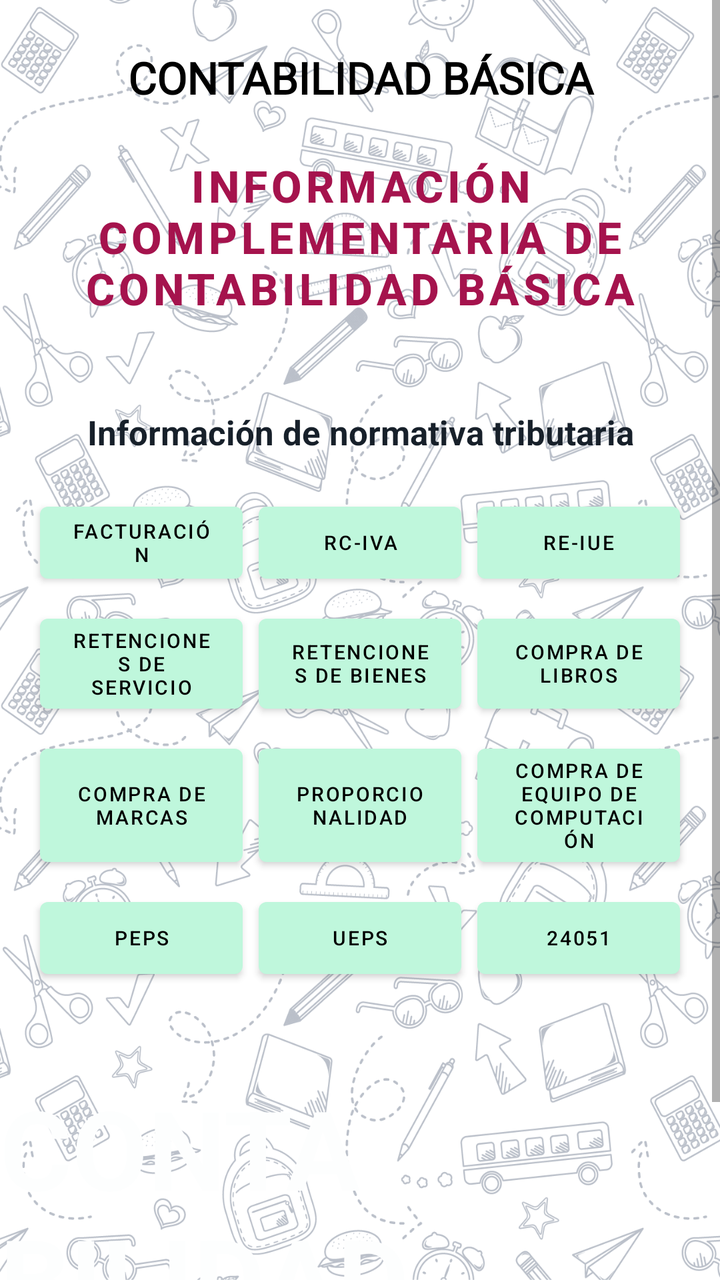
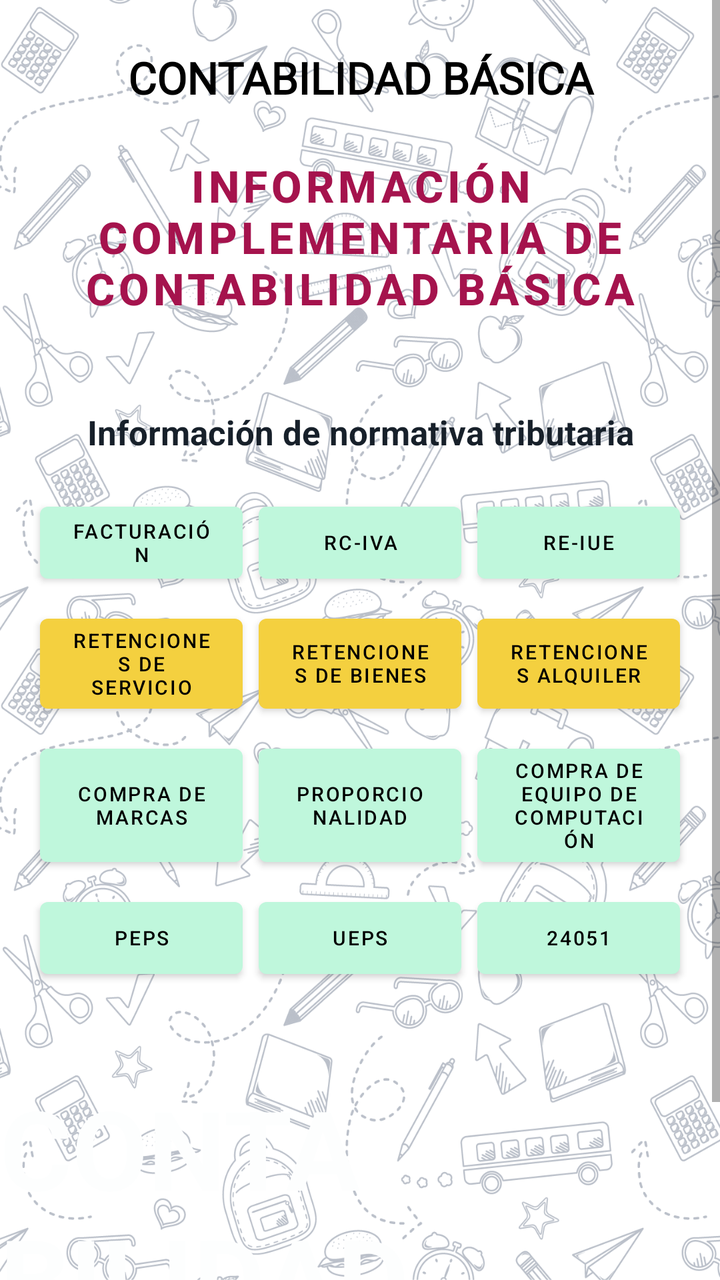

The first picture is an Android layout as it rendered before a commit; the second is the same layout after the commit. The layout source and the unified diff follow.
<!-- AndroidManifest.xml: application theme Theme.ContabilidadBasicaBolivia -->
<!-- res/layout/activity_home_segundo.xml -->
<?xml version="1.0" encoding="utf-8"?>
<RelativeLayout xmlns:android="http://schemas.android.com/apk/res/android"
    xmlns:app="http://schemas.android.com/apk/res-auto"
    xmlns:tools="http://schemas.android.com/tools"
    android:layout_width="match_parent"
    android:layout_height="match_parent"
    tools:context="com.datos.contabilidadbasicabolivia.Home_segundo">

    
    <androidx.constraintlayout.widget.ConstraintLayout
        android:layout_width="match_parent"
        android:layout_height="match_parent"
        tools:context=".ScrollView01">

        <ScrollView
            android:id="@+id/scrollView3"
            android:layout_width="match_parent"
            android:layout_height="match_parent"
            android:background="@drawable/png43"
            app:layout_constraintBottom_toBottomOf="parent"
            app:layout_constraintEnd_toEndOf="parent"
            app:layout_constraintStart_toStartOf="parent"
            app:layout_constraintTop_toTopOf="parent">

            <LinearLayout
                android:layout_width="match_parent"
                android:layout_height="wrap_content"
                android:orientation="vertical">

                <FrameLayout
                    android:layout_width="match_parent"
                    android:layout_height="60dp"
                    app:layout_constraintBottom_toTopOf="@+id/lottieAnimationView"
                    app:layout_constraintEnd_toEndOf="parent"
                    app:layout_constraintHorizontal_bias="0.0"
                    app:layout_constraintStart_toStartOf="parent"
                    app:layout_constraintTop_toTopOf="parent"
                    app:layout_constraintVertical_bias="0.0">

                    <TextView
                        android:id="@+id/titleTextView"
                        android:layout_width="match_parent"
                        android:layout_height="wrap_content"
                        android:layout_marginTop="24dp"
                        android:gravity="center_horizontal"
                        android:text="CONTABILIDAD BÁSICA"
                        android:textColor="#000000"
                        android:textSize="22sp"
                        android:fontFamily="@font/letra01"
                        android:textStyle="bold"
                        app:layout_constraintEnd_toEndOf="parent"
                        app:layout_constraintStart_toStartOf="parent"
                        app:layout_constraintTop_toTopOf="parent" />


                </FrameLayout>

                <Button
                    android:id="@+id/title1"
                    android:layout_width="match_parent"
                    android:layout_height="wrap_content"
                    android:layout_marginTop="8dp"
                    android:background="?android:attr/selectableItemBackground"
                    android:text="INFORMACIÓN COMPLEMENTARIA DE CONTABILIDAD BÁSICA"
                    android:textColor="#A5134D"
                    android:textSize="22sp"
                    android:textStyle="bold"
                    app:layout_constraintEnd_toEndOf="parent"
                    app:layout_constraintStart_toStartOf="parent"
                    app:layout_constraintTop_toBottomOf="@+id/lottieAnimationView" />


                <TextView
                    android:id="@+id/titleTextViewgenerate"
                    android:layout_width="match_parent"
                    android:layout_height="wrap_content"
                    android:layout_marginTop="36dp"
                    android:gravity="center_horizontal"
                    android:text="Información de normativa tributaria"
                    android:textColor="#17202A"
                    android:textSize="17sp"
                    android:textStyle="bold"
                    app:layout_constraintEnd_toEndOf="parent"
                    app:layout_constraintHorizontal_bias="0.5"
                    app:layout_constraintStart_toStartOf="parent"
                    app:layout_constraintTop_toBottomOf="@+id/lottieAnimationView" />

                <GridLayout
                    android:id="@+id/bottomButtonsLayout"
                    android:layout_width="match_parent"
                    android:layout_height="match_parent"
                    android:layout_margin="16dp"
                    android:columnCount="3"
                    android:rowCount="1"
                    app:layout_constraintBottom_toBottomOf="parent"
                    app:layout_constraintEnd_toEndOf="parent"
                    app:layout_constraintStart_toStartOf="parent"
                    app:layout_constraintTop_toBottomOf="@id/titleTextView"
                    app:layout_constraintVertical_bias="0.9">

                    <Button
                        android:id="@+id/impuestocomsumoespecifico"
                        android:layout_width="0dp"
                        android:layout_height="wrap_content"
                        android:layout_rowWeight="1"
                        android:layout_columnWeight="1"
                        android:layout_margin="4dp"
                        android:text="FACTURACIÓN"
                        android:theme="@style/button2"
                        android:textColor="#000000"
                        android:textSize="10sp" />

                    <Button
                        android:id="@+id/rc_iva"
                        android:layout_width="0dp"
                        android:layout_height="wrap_content"
                        android:layout_rowWeight="1"
                        android:layout_columnWeight="1"
                        android:layout_margin="4dp"
                        android:text="RC-IVA"
                        android:theme="@style/button2"
                        android:textColor="#000000"
                        android:textSize="10sp" />

                    <Button
                        android:id="@+id/re_iue"
                        android:layout_width="0dp"
                        android:layout_height="wrap_content"
                        android:layout_rowWeight="1"
                        android:layout_columnWeight="1"
                        android:layout_margin="4dp"
                        android:text="RE-IUE"
                        android:theme="@style/button2"
                        android:textColor="#000000"
                        android:textSize="10sp" />


                    <Button
                        android:id="@+id/retenciones"
                        android:layout_width="0dp"
                        android:layout_height="wrap_content"
                        android:layout_rowWeight="1"
                        android:layout_columnWeight="1"
                        android:layout_margin="4dp"
                        android:text="RETENCIONES DE SERVICIO"
                        android:theme="@style/button2"
                        android:textColor="#000000"
                        android:textSize="10sp" />

                    <Button
                        android:id="@+id/retenciones_bienes"
                        android:layout_width="0dp"
                        android:layout_height="wrap_content"
                        android:layout_rowWeight="1"
                        android:layout_columnWeight="1"
                        android:layout_margin="4dp"
                        android:text="RETENCIONES DE BIENES"
                        android:theme="@style/button2"
                        android:textColor="#000000"
                        android:textSize="10sp" />

                    <Button
                        android:id="@+id/compra_libros"
                        android:layout_width="0dp"
                        android:layout_height="wrap_content"
                        android:layout_rowWeight="1"
                        android:layout_columnWeight="1"
                        android:layout_margin="4dp"
                        android:text="COMPRA DE LIBROS"
                        android:theme="@style/button2"
                        android:textColor="#000000"
                        android:textSize="10sp" />

                    <Button
                        android:id="@+id/compra_marcas"
                        android:layout_width="0dp"
                        android:layout_height="wrap_content"
                        android:layout_rowWeight="1"
                        android:layout_columnWeight="1"
                        android:layout_margin="4dp"
                        android:text="COMPRA DE MARCAS"
                        android:theme="@style/button2"
                        android:textColor="#000000"
                        android:textSize="10sp" />

                    <Button
                        android:id="@+id/proporcionalidad"
                        android:layout_width="0dp"
                        android:layout_height="wrap_content"
                        android:layout_rowWeight="1"
                        android:layout_columnWeight="1"
                        android:layout_margin="4dp"
                        android:text="PROPORCIONALIDAD"
                        android:theme="@style/button2"
                        android:textColor="#000000"
                        android:textSize="10sp" />

                    <Button
                        android:id="@+id/compra_tecnologia"
                        android:layout_width="0dp"
                        android:layout_height="wrap_content"
                        android:layout_rowWeight="1"
                        android:layout_columnWeight="1"
                        android:layout_margin="4dp"
                        android:text="COMPRA DE EQUIPO DE COMPUTACIÓN"
                        android:theme="@style/button2"
                        android:textColor="#000000"
                        android:textSize="10sp" />

                    <Button
                        android:id="@+id/peps"
                        android:layout_width="0dp"
                        android:layout_height="wrap_content"
                        android:layout_rowWeight="1"
                        android:layout_columnWeight="1"
                        android:layout_margin="4dp"
                        android:text="PEPS"
                        android:theme="@style/button2"
                        android:textColor="#000000"
                        android:textSize="10sp" />

                    <Button
                        android:id="@+id/ueps"
                        android:layout_width="0dp"
                        android:layout_height="wrap_content"
                        android:layout_rowWeight="1"
                        android:layout_columnWeight="1"
                        android:layout_margin="4dp"
                        android:text="UEPS"
                        android:theme="@style/button2"
                        android:textColor="#000000"
                        android:textSize="10sp"/>

                    <Button
                        android:id="@+id/ley"
                        android:layout_width="0dp"
                        android:layout_height="wrap_content"
                        android:layout_rowWeight="1"
                        android:layout_columnWeight="1"
                        android:layout_margin="4dp"
                        android:text="24051"
                        android:theme="@style/button2"
                        android:textColor="#000000"
                        android:textSize="10sp" />


                </GridLayout>

                <TextView
                    android:id="@+id/titleTextView000"
                    android:layout_width="match_parent"
                    android:layout_height="wrap_content"
                    android:layout_marginTop="24dp"
                    android:text="CONTABILIDAD BÁSICA"
                    android:textColor="#FDFEFE"
                    android:textSize="55sp"
                    android:textStyle="bold"
                    app:layout_constraintEnd_toEndOf="parent"
                    app:layout_constraintStart_toStartOf="parent"
                    app:layout_constraintTop_toTopOf="parent" />


                <TextView
                    android:id="@+id/textView7"
                    android:layout_width="match_parent"
                    android:layout_height="wrap_content"
                    android:text=""
                    android:textSize="3sp" />

                <FrameLayout
                    android:layout_width="match_parent"
                    android:layout_height="match_parent">

                </FrameLayout>

            </LinearLayout>

        </ScrollView>

    </androidx.constraintlayout.widget.ConstraintLayout>
</RelativeLayout>
<!-- resources referenced by this layout -->
<resources>
  <!-- drawable png43: png bitmap (drawable, 799286 bytes) -->
  <style name="button2" parent="Theme.AppCompat.Light.NoActionBar">
          <item name="colorPrimary">@color/crema</item>
          <item name="colorPrimaryVariant">@color/lightGray</item>
          <item name="android:textColorPrimary">@color/navy</item>
          <item name="android:statusBarColor">@color/darkGreen</item>
      </style>
  <style name="Theme.ContabilidadBasicaBolivia" parent="Base.Theme.ContabilidadBasicaBolivia" />
  <color name="crema">#BFF7DC</color>
  <color name="lightGray">#D3D3D3</color>
  <color name="navy">#000080</color>
  <color name="darkGreen">#006400</color>
  <style name="Base.Theme.ContabilidadBasicaBolivia" parent="Theme.MaterialComponents.DayNight.NoActionBar">
          
          
          <item name="colorPrimary">@color/white</item>
          <item name="colorPrimaryVariant">@color/black</item>
          <item name="android:textColorPrimary">@color/white</item>
          <item name="android:statusBarColor">@color/red</item>
  
      </style>
  <color name="white">#FFFFFFFF</color>
  <color name="black">#FF000000</color>
  <color name="red">#5DC1B9</color>
</resources>

<!-- the commit's change to res/layout/activity_home_segundo.xml (unified diff, before → after) -->
@@ -143,7 +143,7 @@
                         android:layout_columnWeight="1"
                         android:layout_margin="4dp"
                         android:text="RETENCIONES DE SERVICIO"
-                        android:theme="@style/button2"
+                        android:theme="@style/button3"
                         android:textColor="#000000"
                         android:textSize="10sp" />
 
@@ -155,19 +155,19 @@
                         android:layout_columnWeight="1"
                         android:layout_margin="4dp"
                         android:text="RETENCIONES DE BIENES"
-                        android:theme="@style/button2"
-                        android:textColor="#000000"
-                        android:textSize="10sp" />
-
-                    <Button
-                        android:id="@+id/compra_libros"
-                        android:layout_width="0dp"
-                        android:layout_height="wrap_content"
-                        android:layout_rowWeight="1"
-                        android:layout_columnWeight="1"
-                        android:layout_margin="4dp"
-                        android:text="COMPRA DE LIBROS"
-                        android:theme="@style/button2"
+                        android:theme="@style/button3"
+                        android:textColor="#000000"
+                        android:textSize="10sp" />
+
+                    <Button
+                        android:id="@+id/retenciones_alquiler"
+                        android:layout_width="0dp"
+                        android:layout_height="wrap_content"
+                        android:layout_rowWeight="1"
+                        android:layout_columnWeight="1"
+                        android:layout_margin="4dp"
+                        android:text="RETENCIONES ALQUILER"
+                        android:theme="@style/button3"
                         android:textColor="#000000"
                         android:textSize="10sp" />
 
<!-- resource entries referenced after the edit -->
@@ -7,11 +7,18 @@
           <item name="android:textColorPrimary">@color/navy</item>
           <item name="android:statusBarColor">@color/darkGreen</item>
       </style>
+  <style name="button3" parent="Theme.AppCompat.Light.NoActionBar">
+          <item name="colorPrimary">@color/naranja</item>
+          <item name="colorPrimaryVariant">@color/lightGray</item>
+          <item name="android:textColorPrimary">@color/navy</item>
+          <item name="android:statusBarColor">@color/darkGreen</item>
+      </style>
   <style name="Theme.ContabilidadBasicaBolivia" parent="Base.Theme.ContabilidadBasicaBolivia" />
   <color name="crema">#BFF7DC</color>
   <color name="lightGray">#D3D3D3</color>
   <color name="navy">#000080</color>
   <color name="darkGreen">#006400</color>
+  <color name="naranja">#F4D03F</color>
   <style name="Base.Theme.ContabilidadBasicaBolivia" parent="Theme.MaterialComponents.DayNight.NoActionBar">
           
           
